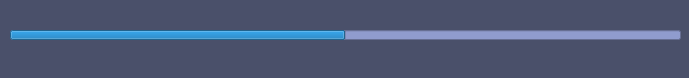
JuryShev/My_project, file furniture_factory/GUI_designer/progress_bar.ui: the form before one commit.
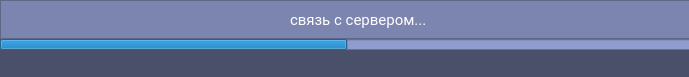
The form after the commit.

Commit message: remove & edit person add edit date in the label

What changed in the file:
```diff
--- a/furniture_factory/GUI_designer/progress_bar.ui
+++ b/furniture_factory/GUI_designer/progress_bar.ui
@@ -7,7 +7,7 @@
     <x>0</x>
     <y>0</y>
     <width>689</width>
-    <height>78</height>
+    <height>77</height>
    </rect>
   </property>
   <property name="windowTitle">
@@ -22,10 +22,10 @@
    </property>
    <property name="geometry">
     <rect>
-     <x>10</x>
-     <y>30</y>
-     <width>671</width>
-     <height>10</height>
+     <x>0</x>
+     <y>39</y>
+     <width>695</width>
+     <height>11</height>
     </rect>
    </property>
    <property name="styleSheet">
@@ -41,6 +41,51 @@
     <string/>
    </property>
   </widget>
+  <widget class="QFrame" name="frame">
+   <property name="geometry">
+    <rect>
+     <x>0</x>
+     <y>0</y>
+     <width>691</width>
+     <height>39</height>
+    </rect>
+   </property>
+   <property name="styleSheet">
+    <string notr="true">background-color: rgb(123, 133, 175);</string>
+   </property>
+   <property name="frameShape">
+    <enum>QFrame::StyledPanel</enum>
+   </property>
+   <property name="frameShadow">
+    <enum>QFrame::Raised</enum>
+   </property>
+   <widget class="QLabel" name="label">
+    <property name="geometry">
+     <rect>
+      <x>290</x>
+      <y>10</y>
+      <width>201</width>
+      <height>20</height>
+     </rect>
+    </property>
+    <property name="font">
+     <font>
+      <family>Roboto</family>
+      <pointsize>11</pointsize>
+      <weight>50</weight>
+      <italic>false</italic>
+      <bold>false</bold>
+      <underline>false</underline>
+     </font>
+    </property>
+    <property name="styleSheet">
+     <string notr="true">color: rgb(255, 255, 255);</string>
+    </property>
+    <property name="text">
+     <string>связь с сервером...</string>
+    </property>
+   </widget>
+  </widget>
  </widget>
  <resources/>
  <connections/>
```
The commit also changes 7 other files.
